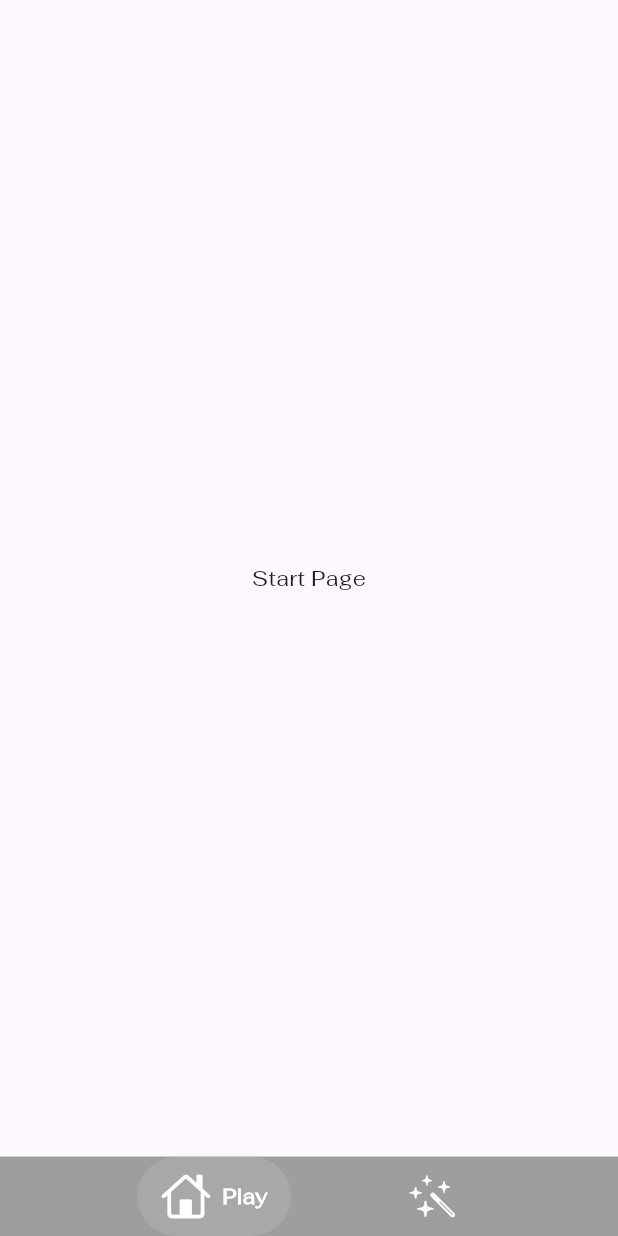
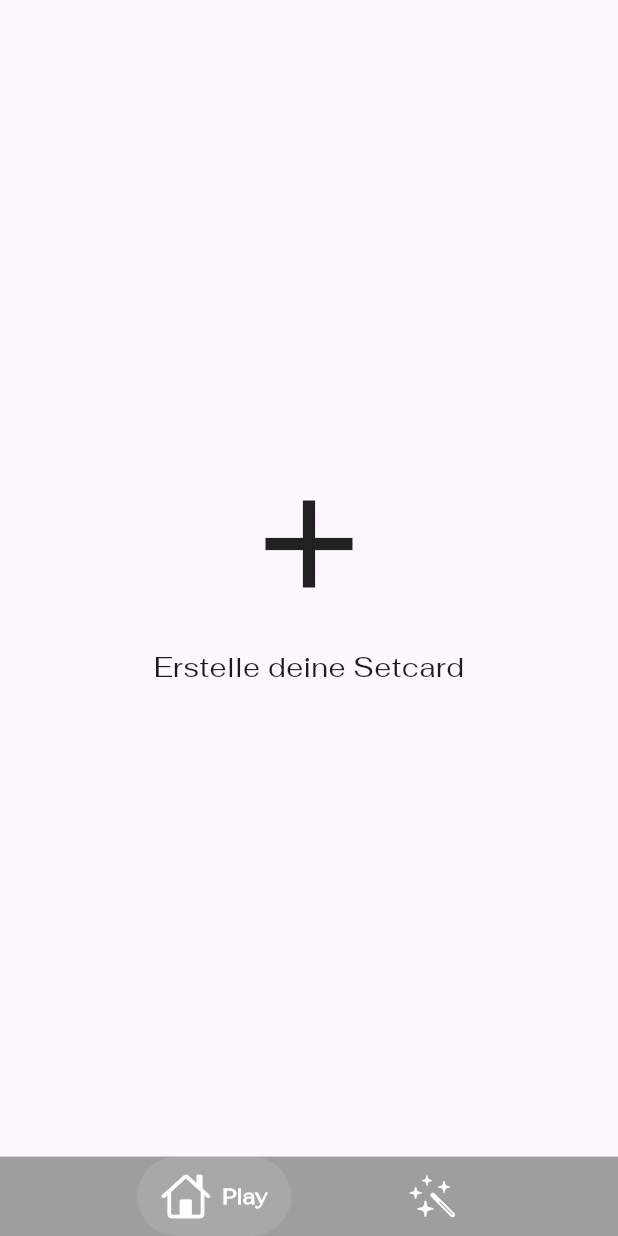
Before and after one commit to tgeiling/arutti, a Flutter app: the screen it shows after launch, on a phone screen of 412 x 824 dp. Run offline on Flutter 3.47's test engine with Material 3 defaults, Android fonts, the phone set to English and light mode, and no system bars; drawn by our look-alikes of salomon_bottom_bar; our stand-ins replace image_picker, shared_preferences.

```diff
--- a/lib/main.dart
+++ b/lib/main.dart
@@ -4,6 +4,7 @@ import 'package:salomon_bottom_bar/salomon_bottom_bar.dart';
 import 'package:provider/provider.dart';
 
 import 'provider.dart';
+import 'start.dart';
 
 void main() {
   runApp(
@@ -50,7 +51,7 @@ class _MyHomePageState extends State<MyHomePage> {
           });
         },
         children: [
-          Center(child: Text("Start Page")), // Placeholder for StartPage
+          Center(child: StartPage()), // Placeholder for StartPage
           Center(child: Text("Level Page")), // Placeholder for Level Page
         ],
       ),
--- /dev/null
+++ b/lib/start.dart
@@ -0,0 +1,107 @@
+import 'dart:io';
+
+import 'package:flutter/material.dart';
+import 'package:image_picker/image_picker.dart';
+import 'package:shared_preferences/shared_preferences.dart';
+
+class StartPage extends StatefulWidget {
+  @override
+  _StartPageState createState() => _StartPageState();
+}
+
+class _StartPageState extends State<StartPage> {
+  List<String> _imagePaths = [];
+
+  @override
+  void initState() {
+    super.initState();
+    _loadImages();
+  }
+
+  // Load saved image paths from SharedPreferences
+  Future<void> _loadImages() async {
+    SharedPreferences prefs = await SharedPreferences.getInstance();
+    List<String>? savedImages = prefs.getStringList('images');
+    if (savedImages != null) {
+      setState(() {
+        _imagePaths = savedImages;
+      });
+    }
+  }
+
+  // Save image paths to SharedPreferences
+  Future<void> _saveImages() async {
+    SharedPreferences prefs = await SharedPreferences.getInstance();
+    await prefs.setStringList('images', _imagePaths);
+  }
+
+  // Pick images from gallery
+  Future<void> _pickImages() async {
+    final ImagePicker picker = ImagePicker();
+    final List<XFile>? pickedFiles = await picker.pickMultiImage();
+    if (pickedFiles != null && pickedFiles.isNotEmpty) {
+      setState(() {
+        _imagePaths.addAll(pickedFiles.map((file) => file.path).toList());
+      });
+      _saveImages(); // Save to SharedPreferences
+    }
+  }
+
+  @override
+  Widget build(BuildContext context) {
+    return SafeArea(
+      child: Scaffold(
+        body: Column(
+          children: [
+            if (_imagePaths.isEmpty)
+              Expanded(
+                child: Center(
+                  child: GestureDetector(
+                    onTap: _pickImages,
+                    child: Column(
+                      mainAxisSize: MainAxisSize.min,
+                      children: [
+                        Icon(Icons.add, size: 100),
+                        SizedBox(height: 20),
+                        Text("Erstelle deine Setcard",
+                            style: TextStyle(fontSize: 18)),
+                      ],
+                    ),
+                  ),
+                ),
+              )
+            else
+              Expanded(
+                child: Stack(
+                  children: [
+                    ListView.builder(
+                      itemCount: _imagePaths.length,
+                      itemBuilder: (context, index) {
+                        return Padding(
+                          padding: const EdgeInsets.all(8.0),
+                          child: Image.file(
+                            File(_imagePaths[index]),
+                            height: 200,
+                            width: double.infinity,
+                            fit: BoxFit.cover,
+                          ),
+                        );
+                      },
+                    ),
+                    Positioned(
+                      top: 16,
+                      right: 16,
+                      child: GestureDetector(
+                        onTap: _pickImages,
+                        child: Icon(Icons.add, size: 50),
+                      ),
+                    ),
+                  ],
+                ),
+              ),
+          ],
+        ),
+      ),
+    );
+  }
+}
--- a/pubspec.yaml
+++ b/pubspec.yaml
@@ -13,6 +13,7 @@ dependencies:
   cupertino_icons: ^1.0.2
   salomon_bottom_bar: ^3.3.2
   shared_preferences: ^2.3.2
+  image_picker: ^1.1.2
 
 dev_dependencies:
   flutter_test:
```
Also changed, not shown: pubspec.lock, 6 other files.
